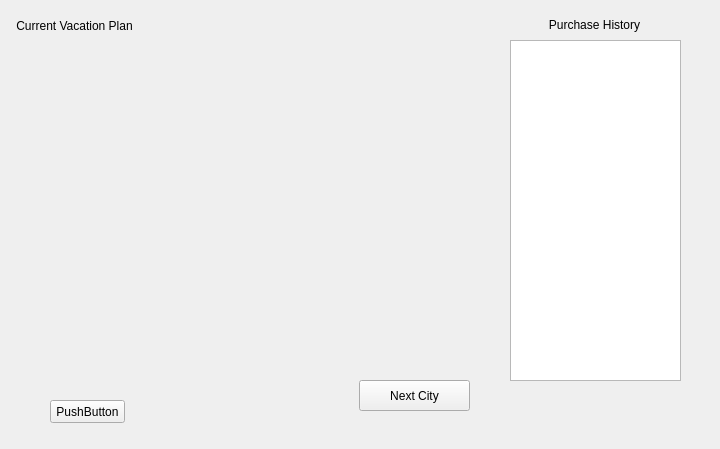
This is trip.ui in cardenas16/european_cities as Qt 5 draws it before an edit. The edited form follows.
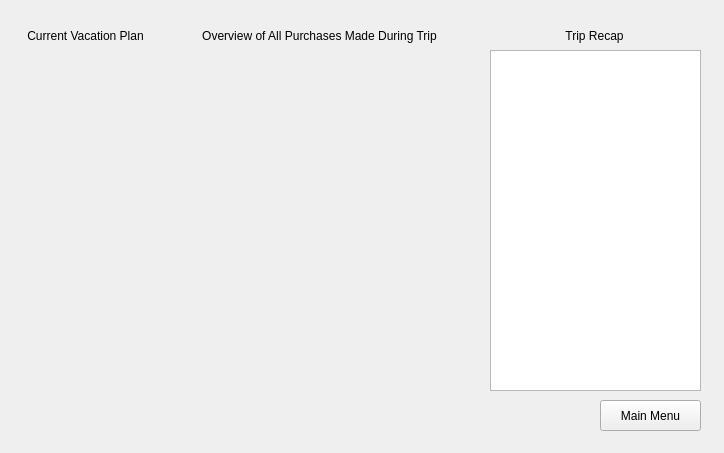
This is the edited form.

Commit message: Completed Trip Class

Diff of the .ui file:
```diff
--- a/trip.ui
+++ b/trip.ui
@@ -6,8 +6,8 @@
    <rect>
     <x>0</x>
     <y>0</y>
-    <width>720</width>
-    <height>449</height>
+    <width>724</width>
+    <height>453</height>
    </rect>
   </property>
   <property name="windowTitle">
@@ -16,43 +16,19 @@
   <widget class="QWidget" name="verticalLayoutWidget">
    <property name="geometry">
     <rect>
-     <x>10</x>
-     <y>40</y>
+     <x>21</x>
+     <y>50</y>
      <width>131</width>
      <height>341</height>
     </rect>
    </property>
    <layout class="QVBoxLayout" name="tripOverviewLayout"/>
   </widget>
-  <widget class="QWidget" name="verticalLayoutWidget_2">
-   <property name="geometry">
-    <rect>
-     <x>180</x>
-     <y>40</y>
-     <width>291</width>
-     <height>341</height>
-    </rect>
-   </property>
-   <layout class="QVBoxLayout" name="shoppingButtonsLayout"/>
-  </widget>
-  <widget class="QPushButton" name="pushButton">
-   <property name="geometry">
-    <rect>
-     <x>50</x>
-     <y>400</y>
-     <width>75</width>
-     <height>23</height>
-    </rect>
-   </property>
-   <property name="text">
-    <string>PushButton</string>
-   </property>
-  </widget>
   <widget class="QWidget" name="horizontalLayoutWidget">
    <property name="geometry">
     <rect>
-     <x>9</x>
-     <y>10</y>
+     <x>20</x>
+     <y>20</y>
      <width>131</width>
      <height>31</height>
     </rect>
@@ -70,12 +46,25 @@
     </item>
    </layout>
   </widget>
+  <widget class="QStackedWidget" name="stackedWidget">
+   <property name="geometry">
+    <rect>
+     <x>160</x>
+     <y>0</y>
+     <width>561</width>
+     <height>451</height>
+    </rect>
+   </property>
+   <property name="currentIndex">
+    <number>1</number>
+   </property>
+   <widget class="QWidget" name="shoppingPage">
   <widget class="QWidget" name="horizontalLayoutWidget_2">
    <property name="geometry">
     <rect>
-     <x>179</x>
-     <y>10</y>
-     <width>291</width>
+       <x>30</x>
+       <y>21</y>
+       <width>231</width>
      <height>31</height>
     </rect>
    </property>
@@ -92,12 +81,66 @@
     </item>
    </layout>
   </widget>
+    <widget class="QWidget" name="horizontalLayoutWidget_5">
+     <property name="geometry">
+      <rect>
+       <x>441</x>
+       <y>401</y>
+       <width>101</width>
+       <height>31</height>
+      </rect>
+     </property>
+     <layout class="QHBoxLayout" name="clearHistoryButtonLayout">
+      <item>
+       <widget class="QPushButton" name="clearHistoryButton">
+        <property name="sizePolicy">
+         <sizepolicy hsizetype="Expanding" vsizetype="Expanding">
+          <horstretch>0</horstretch>
+          <verstretch>0</verstretch>
+         </sizepolicy>
+        </property>
+        <property name="toolTip">
+         <string>Note: Does Not Clear Your Cart!</string>
+        </property>
+        <property name="text">
+         <string>Clear History</string>
+        </property>
+       </widget>
+      </item>
+     </layout>
+    </widget>
+    <widget class="QWidget" name="verticalLayoutWidget_2">
+     <property name="geometry">
+      <rect>
+       <x>31</x>
+       <y>51</y>
+       <width>231</width>
+       <height>341</height>
+      </rect>
+     </property>
+     <layout class="QVBoxLayout" name="shoppingButtonsLayout"/>
+    </widget>
+    <widget class="QWidget" name="verticalLayoutWidget_3">
+     <property name="geometry">
+      <rect>
+       <x>301</x>
+       <y>51</y>
+       <width>241</width>
+       <height>341</height>
+      </rect>
+     </property>
+     <layout class="QVBoxLayout" name="purchaseHistoryLayout">
+      <item>
+       <widget class="QTableWidget" name="purchaseHistory"/>
+      </item>
+     </layout>
+    </widget>
   <widget class="QWidget" name="horizontalLayoutWidget_3">
    <property name="geometry">
     <rect>
-     <x>359</x>
-     <y>380</y>
-     <width>111</width>
+       <x>160</x>
+       <y>401</y>
+       <width>101</width>
      <height>31</height>
     </rect>
    </property>
@@ -117,27 +160,12 @@
     </item>
    </layout>
   </widget>
-  <widget class="QWidget" name="verticalLayoutWidget_3">
-   <property name="geometry">
-    <rect>
-     <x>510</x>
-     <y>40</y>
-     <width>171</width>
-     <height>341</height>
-    </rect>
-   </property>
-   <layout class="QVBoxLayout" name="purchaseHistoryLayout">
-    <item>
-     <widget class="QTableWidget" name="purchaseHistory"/>
-    </item>
-   </layout>
-  </widget>
   <widget class="QWidget" name="horizontalLayoutWidget_4">
    <property name="geometry">
     <rect>
-     <x>509</x>
-     <y>9</y>
-     <width>171</width>
+       <x>300</x>
+       <y>20</y>
+       <width>241</width>
      <height>31</height>
     </rect>
    </property>
@@ -154,6 +182,130 @@
     </item>
    </layout>
   </widget>
+   </widget>
+   <widget class="QWidget" name="finalTripPage">
+    <widget class="QWidget" name="verticalLayoutWidget_4">
+     <property name="geometry">
+      <rect>
+       <x>30</x>
+       <y>50</y>
+       <width>261</width>
+       <height>341</height>
+      </rect>
+     </property>
+     <layout class="QVBoxLayout" name="treeWidgetLayout"/>
+    </widget>
+    <widget class="QWidget" name="horizontalLayoutWidget_6">
+     <property name="geometry">
+      <rect>
+       <x>29</x>
+       <y>20</y>
+       <width>261</width>
+       <height>31</height>
+      </rect>
+     </property>
+     <layout class="QHBoxLayout" name="finalShoppingCartLabelLayout">
+      <item>
+       <widget class="QLabel" name="finalShoppingCartLabel">
+        <property name="text">
+         <string>Overview of All Purchases Made During Trip</string>
+        </property>
+        <property name="alignment">
+         <set>Qt::AlignCenter</set>
+        </property>
+       </widget>
+      </item>
+     </layout>
+    </widget>
+    <widget class="QWidget" name="verticalLayoutWidget_5">
+     <property name="geometry">
+      <rect>
+       <x>330</x>
+       <y>50</y>
+       <width>211</width>
+       <height>341</height>
+      </rect>
+     </property>
+     <layout class="QVBoxLayout" name="tripRecapLayout">
+      <item>
+       <widget class="QListWidget" name="tripRecap">
+        <property name="horizontalScrollBarPolicy">
+         <enum>Qt::ScrollBarAlwaysOff</enum>
+        </property>
+        <property name="editTriggers">
+         <set>QAbstractItemView::NoEditTriggers</set>
+        </property>
+        <property name="textElideMode">
+         <enum>Qt::ElideNone</enum>
+        </property>
+        <property name="horizontalScrollMode">
+         <enum>QAbstractItemView::ScrollPerItem</enum>
+        </property>
+        <property name="isWrapping" stdset="0">
+         <bool>false</bool>
+        </property>
+        <property name="spacing">
+         <number>5</number>
+        </property>
+        <property name="wordWrap">
+         <bool>true</bool>
+        </property>
+       </widget>
+      </item>
+     </layout>
+    </widget>
+    <widget class="QWidget" name="horizontalLayoutWidget_7">
+     <property name="geometry">
+      <rect>
+       <x>329</x>
+       <y>20</y>
+       <width>211</width>
+       <height>31</height>
+      </rect>
+     </property>
+     <layout class="QHBoxLayout" name="tripRecapLabelLayout">
+      <item>
+       <widget class="QLabel" name="tripRecapLabel">
+        <property name="text">
+         <string>Trip Recap</string>
+        </property>
+        <property name="alignment">
+         <set>Qt::AlignCenter</set>
+        </property>
+       </widget>
+      </item>
+     </layout>
+    </widget>
+    <widget class="QWidget" name="horizontalLayoutWidget_8">
+     <property name="geometry">
+      <rect>
+       <x>440</x>
+       <y>400</y>
+       <width>101</width>
+       <height>31</height>
+      </rect>
+     </property>
+     <layout class="QHBoxLayout" name="returnToMainMenuLayout">
+      <item>
+       <widget class="QPushButton" name="returnToMainMenuButton">
+        <property name="sizePolicy">
+         <sizepolicy hsizetype="Expanding" vsizetype="Expanding">
+          <horstretch>0</horstretch>
+          <verstretch>0</verstretch>
+         </sizepolicy>
+        </property>
+        <property name="text">
+         <string>Main Menu</string>
+        </property>
+       </widget>
+      </item>
+     </layout>
+    </widget>
+   </widget>
+  </widget>
+  <zorder>stackedWidget</zorder>
+  <zorder>verticalLayoutWidget</zorder>
+  <zorder>horizontalLayoutWidget</zorder>
  </widget>
  <resources/>
  <connections/>
```
Left out of the diff: 2 changed lines with no effect on the pictures. Lines whose indentation alone changed are shown as unchanged. The commit also changes 3 other files.
